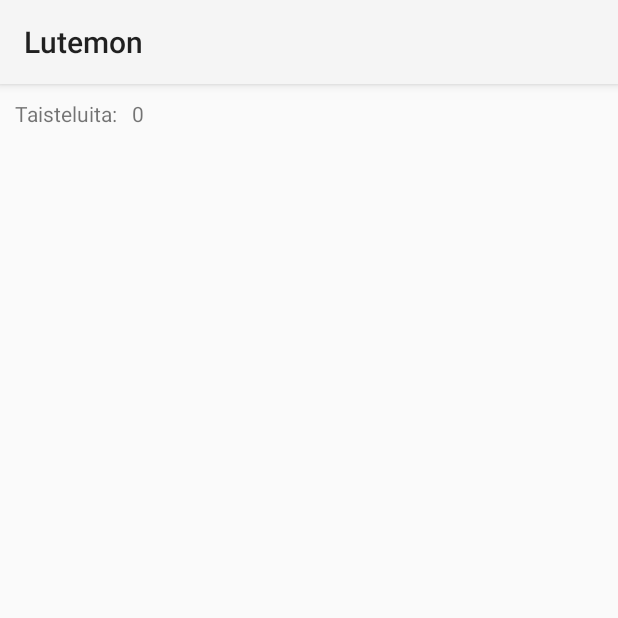
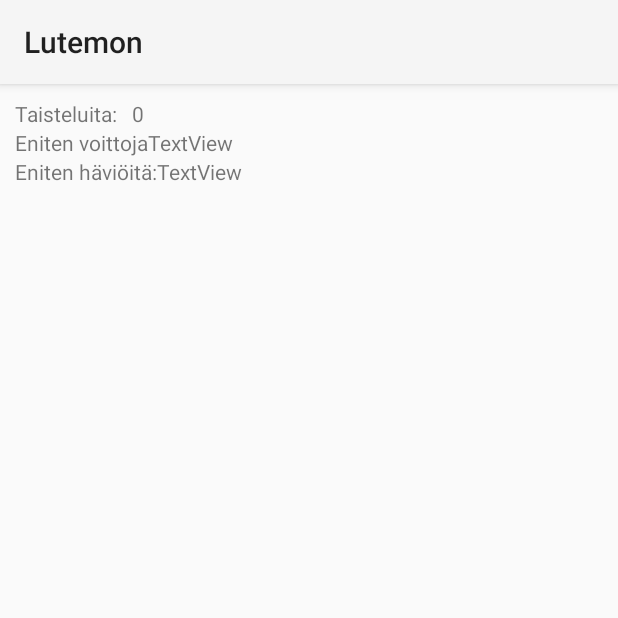
Before and after one commit to Anmanen/OlioHarkkatyo, an Android app: the StatisticsActivity screen opened directly, with no data from a screen before it, on a phone screen of 412 x 824 dp, the top half of it. Run offline under Robolectric (Android 15) with nearby library versions, the phone set to English and light mode, and no system bars; 4 statements that could not run were skipped.

Commit message:
sorting by wins and defeats

```diff
--- a/app/src/main/java/com/example/lutemon/BattleField.java
+++ b/app/src/main/java/com/example/lutemon/BattleField.java
@@ -38,8 +38,8 @@ public class BattleField {
             Storage.getInstance().getLutemon(fighterA.getId()).setHealth(fighterA.getMaxHealth());
             Storage.getInstance().getLutemon(fighterB.getId()).setPlace(Place.BATTLEFIELD);
             Storage.getInstance().getLutemon(fighterB.getId()).setExperience(fighterB.getExperience()+1);
+            Storage.getInstance().getLutemon(fighterB.getId()).setWins(fighterB.getWins()+1);
         }
-
 
         if (fighterB.getHealth() == 0){
             Storage.getInstance().getLutemon(fighterB.getId()).setDefeats(fighterB.getDefeats()+1);
@@ -47,6 +47,7 @@ public class BattleField {
             Storage.getInstance().getLutemon(fighterB.getId()).setHealth(fighterB.getMaxHealth());
             Storage.getInstance().getLutemon(fighterA.getId()).setPlace(Place.BATTLEFIELD);
             Storage.getInstance().getLutemon(fighterA.getId()).setExperience(fighterA.getExperience()+1);
+            Storage.getInstance().getLutemon(fighterA.getId()).setWins(fighterA.getWins()+1);
         }
     }
 
--- a/app/src/main/java/com/example/lutemon/activities/StatisticsActivity.java
+++ b/app/src/main/java/com/example/lutemon/activities/StatisticsActivity.java
@@ -7,10 +7,15 @@ import android.widget.TextView;
 
 import com.example.lutemon.BattleField;
 import com.example.lutemon.R;
+import com.example.lutemon.domain.Lutemon;
+import com.example.lutemon.domain.Storage;
 
 public class StatisticsActivity extends AppCompatActivity {
 
     private TextView battles;
+    private TextView mostWins;
+
+    private TextView mostDefences;
 
     @Override
     protected void onCreate(Bundle savedInstanceState) {
@@ -18,9 +23,15 @@ public class StatisticsActivity extends AppCompatActivity {
         setContentView(R.layout.activity_statistics);
 
         battles = findViewById(R.id.txtBattles);
-        int temp = BattleField.getBattleCounter();
         battles.setText(String.valueOf(BattleField.getBattleCounter()));
 
+        mostWins = findViewById(R.id.txtMostWins);
+        Lutemon winner = Storage.getInstance().listLutemonsByWins();
+        mostWins.setText(winner.getName() + " " + winner.getColor() + ": " + winner.getWins());
+
+        mostDefences = findViewById(R.id.txtMostDefences);
+        Lutemon loser = Storage.getInstance().listLutemonsByDefeats();
+        mostDefences.setText(loser.getName() + " " + loser.getColor() + ": " + loser.getDefeats());
     }
 
 
--- a/app/src/main/java/com/example/lutemon/domain/Lutemon.java
+++ b/app/src/main/java/com/example/lutemon/domain/Lutemon.java
@@ -19,7 +19,7 @@ public abstract class Lutemon implements Serializable {
 
     protected int image;
 
-
+    protected int wins;
     protected int defeats;
     private static int idCounter;
 
@@ -81,6 +81,13 @@ public abstract class Lutemon implements Serializable {
         this.place = place;
     }
 
+    public int getWins() {
+        return wins;
+    }
+
+    public void setWins(int wins) {
+        this.wins = wins;
+    }
 
     public int getDefeats() {
         return defeats;
--- a/app/src/main/java/com/example/lutemon/domain/Storage.java
+++ b/app/src/main/java/com/example/lutemon/domain/Storage.java
@@ -8,13 +8,18 @@ import java.io.FileOutputStream;
 import java.io.IOException;
 import java.io.ObjectInputStream;
 import java.io.ObjectOutputStream;
+import java.util.ArrayList;
+import java.util.Collections;
 import java.util.HashMap;
+import java.util.Comparator;
+import java.util.List;
 
 public class Storage {
 
     protected String name;
     protected Lutemon lutemon;
     private HashMap<Integer, Lutemon> lutemons = new HashMap<>();
+
     private static Storage storage;
 
     private static final String LUTEMONDATA = "lutemondata.data";
@@ -46,8 +51,19 @@ public class Storage {
     }
 
 
-    public void listLutemons(){
+    public Lutemon listLutemonsByWins(){
 
+        List<Lutemon> lutemonList = new ArrayList<Lutemon>(lutemons.values());
+        Collections.sort(lutemonList, (a, b) -> Integer.compare(b.getWins(), a.getWins()));
+
+        return lutemonList.get(0);
+    }
+
+    public Lutemon listLutemonsByDefeats(){
+        List<Lutemon> lutemonList = new ArrayList<Lutemon>(lutemons.values());
+        Collections.sort(lutemonList, (a, b) -> Integer.compare(b.getDefeats(), a.getDefeats()));
+
+        return lutemonList.get(0);
     }
 
     public void loadLutemons(Context context) throws FileNotFoundException {
--- a/app/src/main/res/layout/activity_statistics.xml
+++ b/app/src/main/res/layout/activity_statistics.xml
@@ -10,9 +10,12 @@
     tools:context=".activities.StatisticsActivity">
 
     <LinearLayout
+        android:id="@+id/linearLayout"
         android:layout_width="match_parent"
         android:layout_height="wrap_content"
-        android:orientation="horizontal">
+        android:orientation="horizontal"
+        tools:layout_editor_absoluteX="-16dp"
+        tools:layout_editor_absoluteY="3dp">
 
         <TextView
             android:id="@+id/txtBattlesLabel"
@@ -28,4 +31,45 @@
             android:text="Taisteluita" />
     </LinearLayout>
 
+    <LinearLayout
+        android:id="@+id/linearLayout3"
+        android:layout_width="wrap_content"
+        android:layout_height="wrap_content"
+        android:orientation="horizontal"
+        app:layout_constraintTop_toBottomOf="@+id/linearLayout">
+
+        <TextView
+            android:id="@+id/textView6"
+            android:layout_width="match_parent"
+            android:layout_height="wrap_content"
+            android:text="Eniten voittoja" />
+
+        <TextView
+            android:id="@+id/txtMostWins"
+            android:layout_width="match_parent"
+            android:layout_height="wrap_content"
+            android:text="TextView" />
+    </LinearLayout>
+
+    <LinearLayout
+        android:layout_width="wrap_content"
+        android:layout_height="wrap_content"
+        android:orientation="horizontal"
+        app:layout_constraintTop_toBottomOf="@+id/linearLayout3">
+
+        <TextView
+            android:id="@+id/textView8"
+            android:layout_width="wrap_content"
+            android:layout_height="wrap_content"
+            android:layout_weight="1"
+            android:text="Eniten häviöitä:" />
+
+        <TextView
+            android:id="@+id/txtMostDefences"
+            android:layout_width="wrap_content"
+            android:layout_height="wrap_content"
+            android:layout_weight="1"
+            android:text="TextView" />
+    </LinearLayout>
+
 </androidx.constraintlayout.widget.ConstraintLayout>
```
